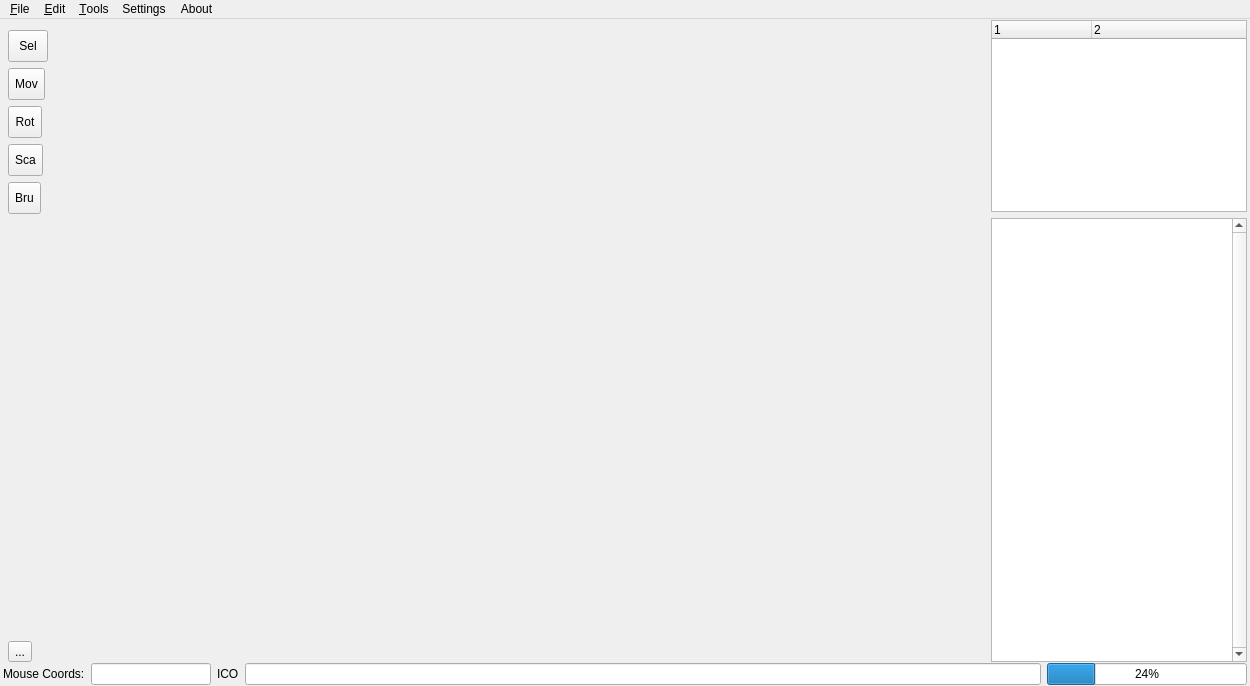
Qt form main_window.ui (Samolleg/ataman-mp) before a commit.
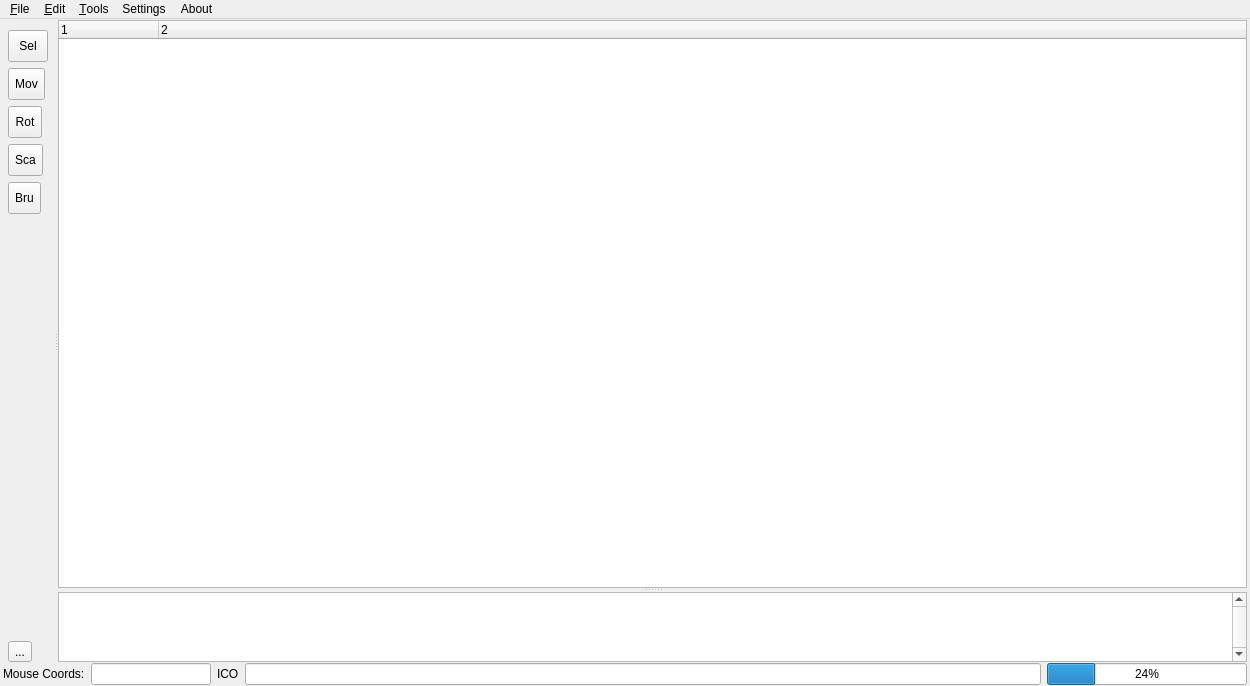
The same form after that commit. Custom widgets are drawn as their Qt base class.

The edit to the form file:
```diff
--- a/main_window.ui
+++ b/main_window.ui
@@ -155,21 +155,28 @@
        </layout>
       </item>
       <item>
-       <layout class="QVBoxLayout" name="workSpaceLayout">
-        <property name="bottomMargin">
-         <number>0</number>
+       <widget class="QSplitter" name="workspaceSplitter">
+        <property name="orientation">
+         <enum>Qt::Horizontal</enum>
         </property>
-       </layout>
-      </item>
-      <item>
-       <layout class="QVBoxLayout" name="outlinerLayout" stretch="0,1">
-        <property name="rightMargin">
-         <number>0</number>
+        <property name="childrenCollapsible">
+         <bool>false</bool>
         </property>
-        <property name="bottomMargin">
-         <number>0</number>
-        </property>
-        <item>
+        <widget class="QWidget" name="workspaceContainer">
+         <layout class="QVBoxLayout" name="workSpaceLayout">
+          <property name="leftMargin"><number>0</number></property>
+          <property name="topMargin"><number>0</number></property>
+          <property name="rightMargin"><number>0</number></property>
+          <property name="bottomMargin"><number>0</number></property>
+         </layout>
+        </widget>
+        <widget class="QSplitter" name="outlinerSplitter">
+         <property name="orientation">
+          <enum>Qt::Vertical</enum>
+         </property>
+         <property name="childrenCollapsible">
+          <bool>false</bool>
+         </property>
          <widget class="CTreeView" name="treeWidget">
           <property name="sizePolicy">
            <sizepolicy hsizetype="Expanding" vsizetype="Expanding">
@@ -206,8 +213,6 @@
            </property>
           </column>
          </widget>
-        </item>
-        <item>
          <widget class="QTableWidget" name="tableWidget">
           <property name="sizePolicy">
            <sizepolicy hsizetype="Preferred" vsizetype="Expanding">
@@ -239,8 +244,8 @@
           <column/>
           <column/>
          </widget>
-        </item>
-       </layout>
+        </widget>
+       </widget>
       </item>
      </layout>
     </item>
```
Left out of the diff: 14 changed lines with no effect on the pictures.
